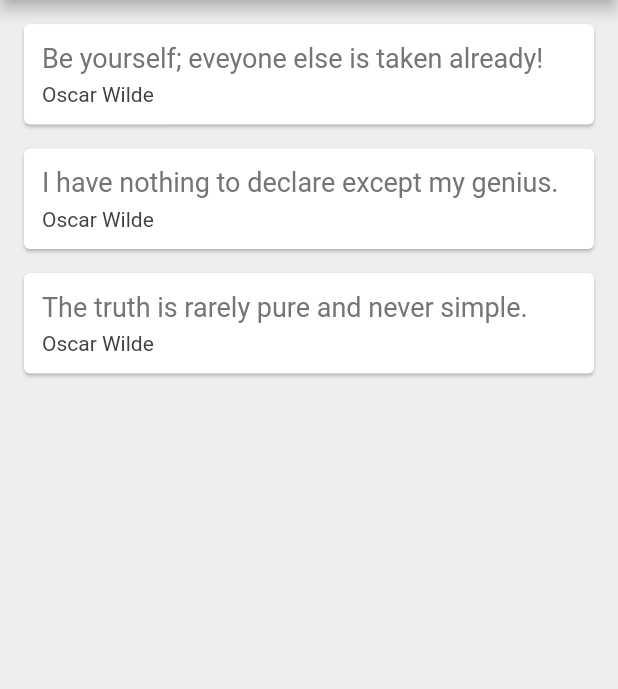
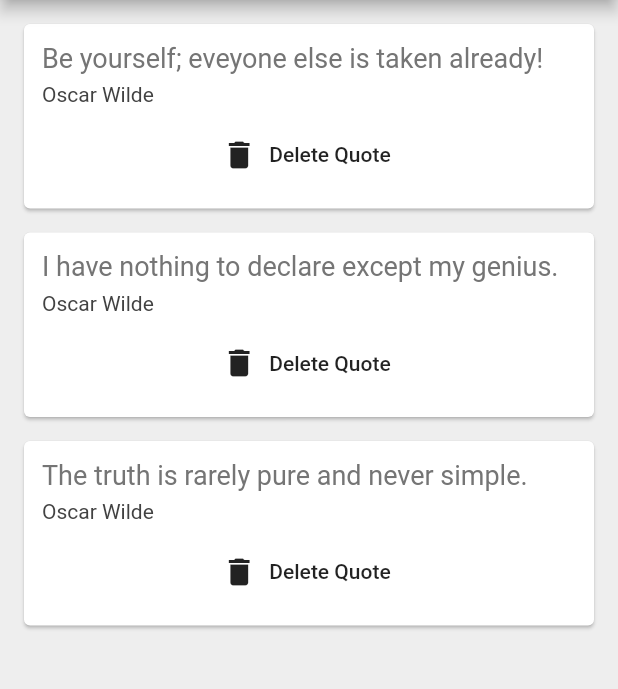
Before and after one commit to ABSphreak/quotes_app, a Flutter app: the screen it shows after launch, on a phone screen of 412 x 824 dp, the part 84-773 px from its top. Run offline on Flutter 3.47's test engine with Material 2 defaults, Android fonts, the phone set to English and light mode, and no system bars.

Commit message:
Added delete functionality

```diff
--- a/lib/QuoteCard.dart
+++ b/lib/QuoteCard.dart
@@ -4,8 +4,9 @@ import './quote.dart';
 class QuoteCard extends StatelessWidget {
 
   final Quote quote;
+  final Function delete;
   //Constructor
-  QuoteCard({this.quote});
+  QuoteCard({this.quote, this.delete});
 
   @override
   Widget build(BuildContext context) {
@@ -31,6 +32,12 @@ class QuoteCard extends StatelessWidget {
                     color: Colors.grey[800]
                 ),
               ),
+              SizedBox(height: 8.0,),
+              FlatButton.icon(
+                  onPressed: delete,
+                  icon: Icon(Icons.delete),
+                  label: Text('Delete Quote')
+              ),
             ],
           ),
         )
--- a/lib/main.dart
+++ b/lib/main.dart
@@ -30,7 +30,14 @@ class _QuoteListState extends State<QuoteList> {
         backgroundColor: Colors.redAccent,
       ),
       body: Column(
-        children: quotes.map((quote) => QuoteCard(quote: quote)).toList(),
+        children: quotes.map((quote) => QuoteCard(
+          quote: quote,
+          delete: () {
+            setState(() {
+              quotes.remove(quote);
+            });
+          }
+        )).toList(),
       )
     );
   }
```
